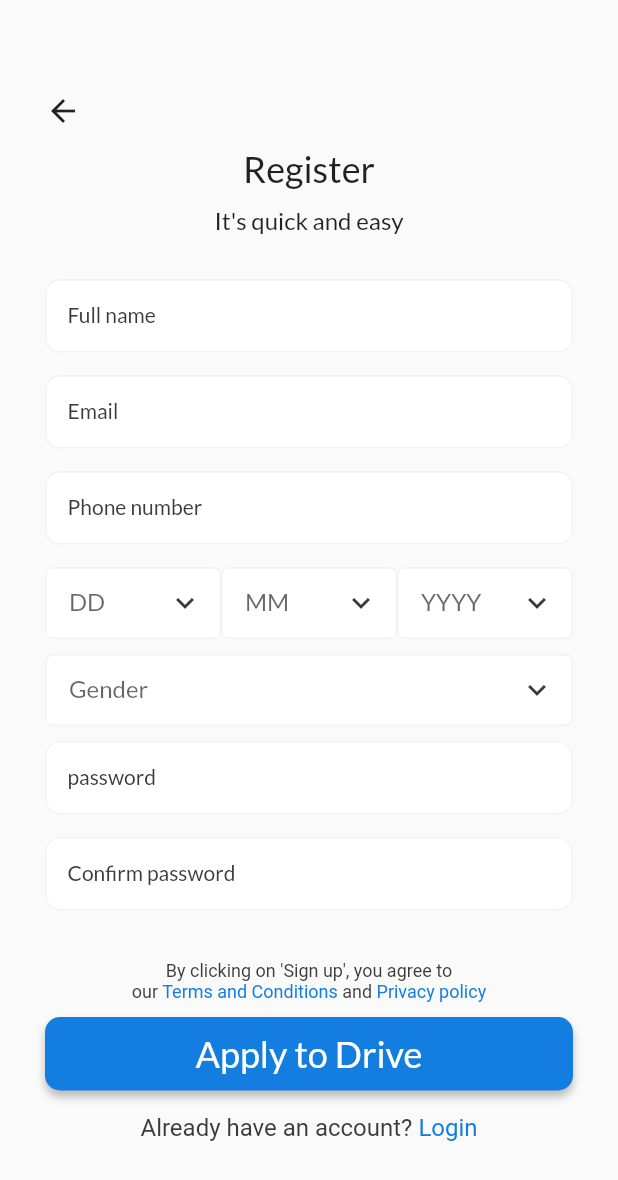
After one commit to Ologeehq/Swiper, a Flutter app: the DriverRegister screen opened directly, on a phone screen of 412 x 824 dp. The commit adds this screen. Shown: the top 1180 px of the screen. Run offline on Flutter 3.47's test engine with Material 2 defaults, Android fonts, the phone set to English and light mode, and no system bars; our stand-ins replace flutter_svg, google_fonts.

Commit message:
Driver aspect plus Illustration fix

```diff
--- a/lib/main.dart
+++ b/lib/main.dart
@@ -11,6 +11,7 @@ class Swipar extends StatelessWidget {
   @override
   Widget build(BuildContext context) {
     return MaterialApp(
+      debugShowCheckedModeBanner: false,
       theme: ThemeData().copyWith(
         textTheme: GoogleFonts.latoTextTheme(),
       ),
--- /dev/null
+++ b/lib/views/driver/driver_register.dart
@@ -0,0 +1,181 @@
+import 'package:flutter/cupertino.dart';
+import 'package:flutter/gestures.dart';
+import 'package:swiper/views/driver/register_car.dart';
+import 'package:swiper/views/rider/sign_in_view.dart';
+import 'package:swiper/views/utilities/constants.dart';
+import 'package:swiper/views/widgets/customDropdown.dart';
+import 'package:swiper/views/widgets/custom_text_field.dart';
+import "package:flutter/material.dart";
+import 'package:swiper/views/utilities/styles.dart' as Style;
+import 'package:swiper/views/widgets/theme_long_button.dart';
+
+class DriverRegister extends StatelessWidget {
+  @override
+  Widget build(BuildContext context) {
+    return Scaffold(
+      body: SingleChildScrollView(
+        child: Padding(
+          padding: const EdgeInsets.fromLTRB(30, 50, 30, 40),
+          child: Column(
+            crossAxisAlignment: CrossAxisAlignment.stretch,
+            children: [
+              IconButton(
+                alignment: Alignment.centerLeft,
+                padding: EdgeInsets.zero,
+                onPressed: () {
+                  Navigator.pop(context);
+                },
+                icon: Icon(
+                  Icons.arrow_back,
+                ),
+              ),
+              Text(
+                "Register",
+                textAlign: TextAlign.center,
+                style: Style.headingTextStyle,
+              ),
+              Padding(
+                padding: EdgeInsets.only(
+                  bottom: 30,
+                  top: 10,
+                ),
+                child: Text(
+                  "It's quick and easy",
+                  textAlign: TextAlign.center,
+                  style: Style.subTitle1TextStyle,
+                ),
+              ),
+              CustomTextField(
+                label: "Full name",
+              ),
+              CustomTextField(
+                label: "Email",
+              ),
+              CustomTextField(
+                label: "Phone number",
+              ),
+              Row(
+                mainAxisAlignment: MainAxisAlignment.spaceBetween,
+                children: [
+                  Expanded(
+                    child: CustomDropdown(
+                      label: "DD",
+                      items: getDates(),
+                    ),
+                  ),
+                  Expanded(
+                    child: CustomDropdown(
+                      label: "MM",
+                      items: months,
+                    ),
+                  ),
+                  Expanded(
+                    child: CustomDropdown(
+                      label: "YYYY",
+                      items: getYears(),
+                    ),
+                  ),
+                ],
+              ),
+              CustomDropdown(
+                label: "Gender",
+                items: gender,
+              ),
+              CustomTextField(
+                label: "password",
+              ),
+              CustomTextField(
+                label: "Confirm password",
+              ),
+              SizedBox(
+                height: 18,
+              ),
+              RichText(
+                textAlign: TextAlign.center,
+                text: TextSpan(
+                    text: "By clicking on \'Sign up\', you agree to \nour ",
+                    style: Style.captionTextStyle.copyWith(
+                      color: Style.themeBlack,
+                    ),
+                    children: [
+                      TextSpan(
+                        text: "Terms and Conditions",
+                        style: Style.captionTextStyle.copyWith(
+                          color: Style.themeBlue,
+                        ),
+                      ),
+                      TextSpan(
+                        text: " and ",
+                        style: Style.captionTextStyle.copyWith(
+                          color: Style.themeBlack,
+                        ),
+                      ),
+                      TextSpan(
+                        text: "Privacy policy",
+                        style: Style.captionTextStyle.copyWith(
+                          color: Style.themeBlue,
+                        ),
+                      ),
+                    ]),
+              ),
+              SizedBox(
+                height: 10,
+              ),
+              LongButton(
+                color: Style.themeBlue,
+                onPressed: () {
+
+                },
+                label: "Apply to Drive",
+                labelColor: Colors.white,
+                shadow: true,
+              ),
+              RichText(
+                textAlign: TextAlign.center,
+                text: TextSpan(
+                  text: "Already have an account? ",
+                  style: Style.body1TextStyle.copyWith(
+                    color: Style.themeBlack,
+                  ),
+                  children: [
+                    TextSpan(
+                      text: "Login",
+                      style: Style.body1TextStyle.copyWith(
+                        color: Style.themeBlue,
+                      ),
+                      recognizer: TapGestureRecognizer()
+                        ..onTap = () {
+                          Navigator.push(
+                              context,
+                              CupertinoPageRoute(
+                                builder: (context) => LoginView(),
+                              ));
+                        },
+                    ),
+                  ],
+                ),
+              )
+
+            ],
+          ),
+        ),
+      ),
+    );
+  }
+}
+
+getYears() {
+  List<int> years = [];
+  for (int i = 1920; i < DateTime.now().year + 1; i++) {
+    years.add(i);
+  }
+  return years;
+}
+
+getDates() {
+  List<int> dates = [];
+  for (int i = 01; i < 32; i++) {
+    dates.add(i);
+  }
+  return dates;
+}
--- a/lib/views/rider/sign_in_view.dart
+++ b/lib/views/rider/sign_in_view.dart
@@ -1,4 +1,5 @@
 import 'package:flutter/cupertino.dart';
+import 'package:flutter_svg/flutter_svg.dart';
 import 'package:flutter/gestures.dart';
 import "package:flutter/material.dart";
 import 'package:swiper/views/authentication_action_view.dart';
@@ -38,7 +39,7 @@ class LoginView extends StatelessWidget {
                   style: Style.headingTextStyle,
                 ),
               ),
-              Image(image: AssetImage("assets/hello.png")),
+              SvgPicture.asset("assets/rafiki.svg"),
               NoBorderRadiusTextField(
                 label: "Phone Number",
               ),
--- a/lib/views/utilities/constants.dart
+++ b/lib/views/utilities/constants.dart
@@ -1,3 +1,9 @@
+const List carType = [
+  "Saloon Car",
+  "Mini Bus",
+  "Bus",
+];
+
 const List gender = [
   "Male",
   "Female",
--- a/lib/views/utilities/styles.dart
+++ b/lib/views/utilities/styles.dart
@@ -4,6 +4,7 @@ const Color themeBlue = Color(0xFF137EE0);
 const Color themeBlack = Color(0xFF3A3A3A);
 const Color themeGreen = Color(0xFF17E114);
 const Color themeRed = Color(0xFFE13214);
+
 TextStyle titleTextStyle = TextStyle(
   fontWeight: FontWeight.w500,
   fontSize: 20,
--- a/pubspec.yaml
+++ b/pubspec.yaml
@@ -17,6 +17,8 @@ dependencies:
   cupertino_icons: ^0.1.3
   # Fonts
   google_fonts: ^1.1.0
+  #Svg
+  flutter_svg: ^0.19.0
 
 dev_dependencies:
   flutter_test:
```
Also changed, not shown: lib/views/authentication_action_view.dart (+12 -4 lines), lib/views/driver/register_car.dart (added, +121 -0 lines), lib/views/onboarding.dart (+6 -20 lines), assets/amico.svg (added), assets/pana.svg (added), assets/rafiki.svg (added), lib/views/driver/driver_signin.dart (added), pubspec.lock.
